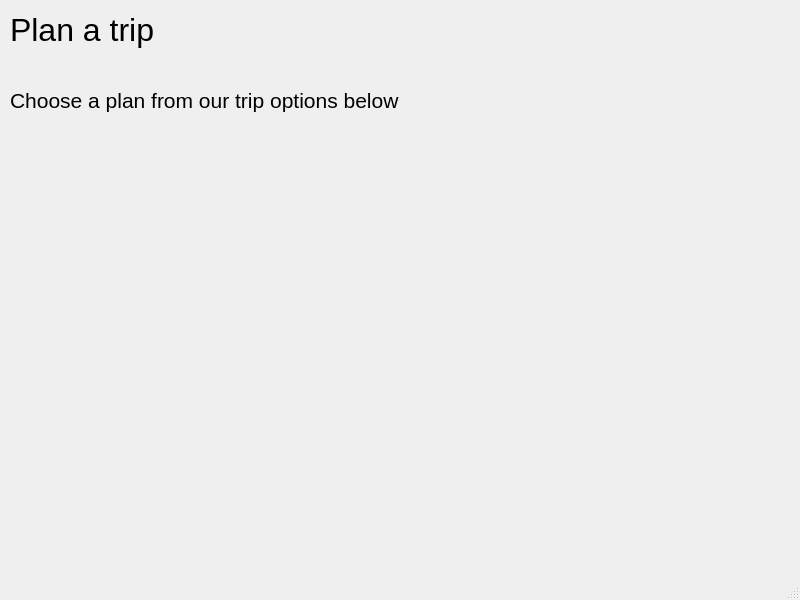
Before: the Qt Designer form QT/plantripwindow.ui in xyphel/Project-1-European-Trip-Planner, drawn with Qt 5.
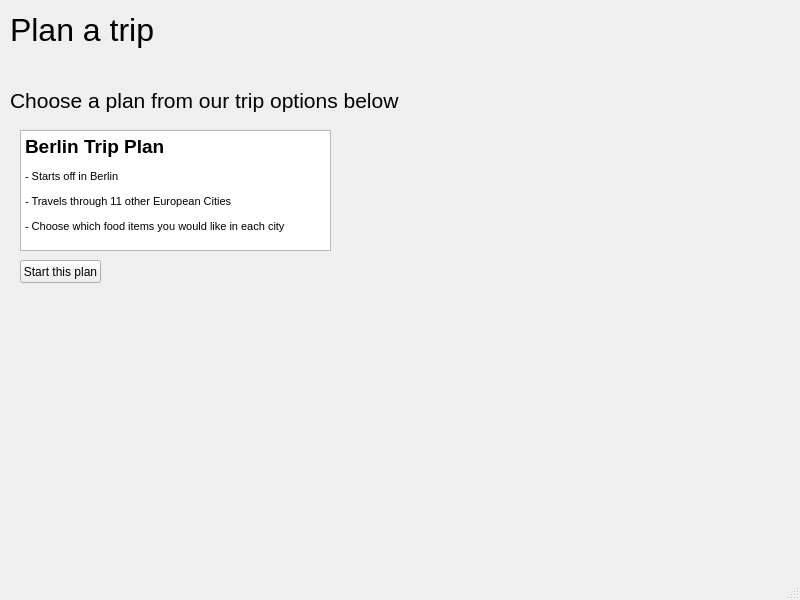
After: the same form once the commit is applied.

Commit message:
Added a basic ui for berlin trip
added a basic implementation for a berlin trip page to start working on the back end design of the project

The edit to the form file:
```diff
--- a/QT/plantripwindow.ui
+++ b/QT/plantripwindow.ui
@@ -40,6 +40,42 @@
      <string>&lt;html&gt;&lt;head/&gt;&lt;body&gt;&lt;p&gt;&lt;span style=&quot; font-size:16pt;&quot;&gt;Choose a plan from our trip options below&lt;/span&gt;&lt;/p&gt;&lt;/body&gt;&lt;/html&gt;</string>
     </property>
    </widget>
+   <widget class="QTextBrowser" name="textBrowser">
+    <property name="enabled">
+     <bool>true</bool>
+    </property>
+    <property name="geometry">
+     <rect>
+      <x>20</x>
+      <y>130</y>
+      <width>311</width>
+      <height>121</height>
+     </rect>
+    </property>
+    <property name="html">
+     <string>&lt;!DOCTYPE HTML PUBLIC &quot;-//W3C//DTD HTML 4.0//EN&quot; &quot;http://www.w3.org/TR/REC-html40/strict.dtd&quot;&gt;
+&lt;html&gt;&lt;head&gt;&lt;meta name=&quot;qrichtext&quot; content=&quot;1&quot; /&gt;&lt;style type=&quot;text/css&quot;&gt;
+p, li { white-space: pre-wrap; }
+&lt;/style&gt;&lt;/head&gt;&lt;body style=&quot; font-family:'MS Shell Dlg 2'; font-size:8.25pt; font-weight:400; font-style:normal;&quot;&gt;
+&lt;p style=&quot; margin-top:12px; margin-bottom:12px; margin-left:0px; margin-right:0px; -qt-block-indent:0; text-indent:0px;&quot;&gt;&lt;span style=&quot; font-size:14pt; font-weight:600;&quot;&gt;Berlin Trip Plan&lt;/span&gt;&lt;/p&gt;
+&lt;p style=&quot; margin-top:12px; margin-bottom:12px; margin-left:0px; margin-right:0px; -qt-block-indent:0; text-indent:0px;&quot;&gt;- Starts off in Berlin&lt;/p&gt;
+&lt;p style=&quot; margin-top:12px; margin-bottom:12px; margin-left:0px; margin-right:0px; -qt-block-indent:0; text-indent:0px;&quot;&gt;- Travels through 11 other European Cities&lt;/p&gt;
+&lt;p style=&quot; margin-top:12px; margin-bottom:12px; margin-left:0px; margin-right:0px; -qt-block-indent:0; text-indent:0px;&quot;&gt;- Choose which food items you would like in each city&lt;/p&gt;&lt;/body&gt;&lt;/html&gt;</string>
+    </property>
+   </widget>
+   <widget class="QPushButton" name="pushButton">
+    <property name="geometry">
+     <rect>
+      <x>20</x>
+      <y>260</y>
+      <width>81</width>
+      <height>23</height>
+     </rect>
+    </property>
+    <property name="text">
+     <string>Start this plan</string>
+    </property>
+   </widget>
   </widget>
   <widget class="QMenuBar" name="menubar">
    <property name="geometry">
```
The commit also changes 7 other files.
